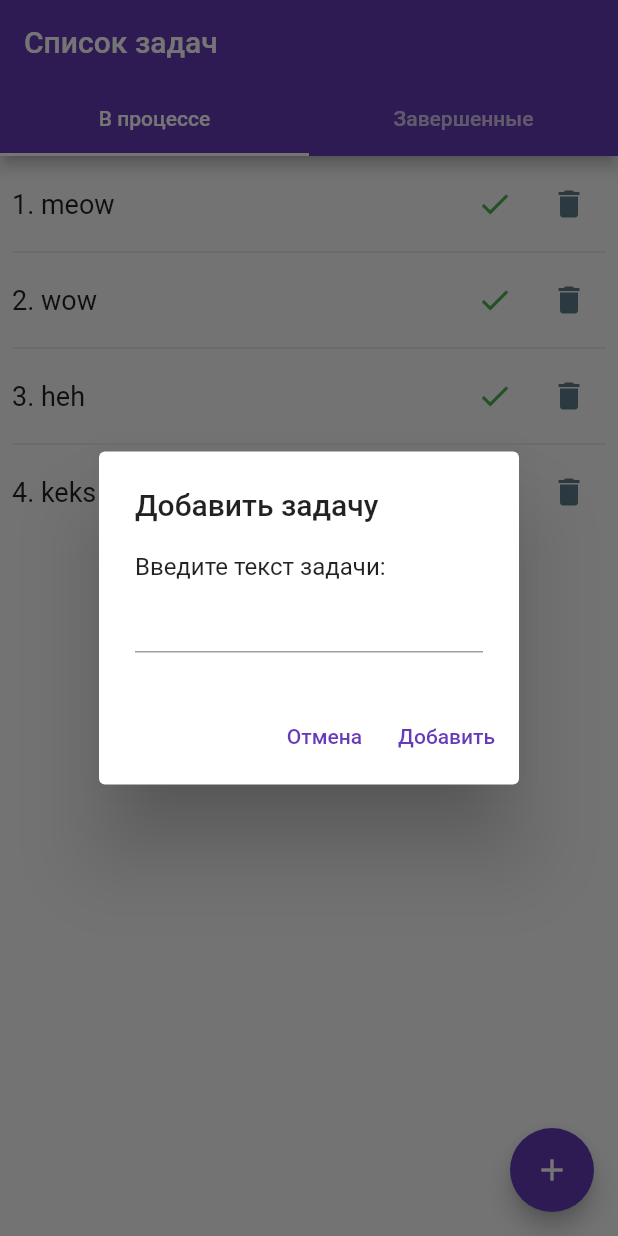
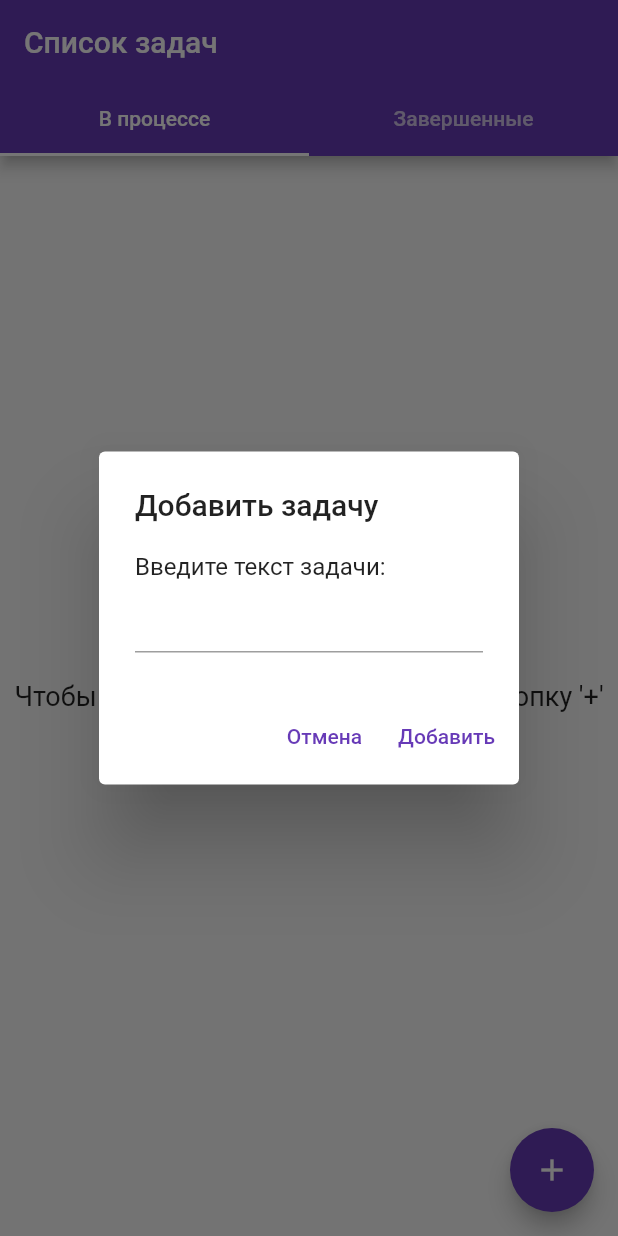
Before and after one commit to ned0emo/flutterDemoToDoList, a Flutter app: the screen it shows after launch, after a tap on the "add" icon, on a phone screen of 412 x 824 dp. Run offline on Flutter 3.47's test engine with Material 2 defaults, Android fonts, the phone set to English and light mode, and no system bars; our stand-ins replace bloc, flutter_bloc, flutter_secure_storage.

Commit message:
Репозитории(?), Secure Storage, больше использования final, обращение через state

```diff
--- a/lib/cubit/active_tasks/active_tasks_cubit.dart
+++ b/lib/cubit/active_tasks/active_tasks_cubit.dart
@@ -1,22 +1,38 @@
 import 'package:bloc/bloc.dart';
-import 'package:fluttertest/cubit/completed_tasks/completed_tasks_cubit.dart';
-import 'package:meta/meta.dart';
+import 'package:flutter_secure_storage/flutter_secure_storage.dart';
+import 'package:fluttertest/cubit/active_tasks/active_tasks_repository.dart';
 
 part 'active_tasks_state.dart';
 
 class ActiveTasksCubit extends Cubit<ActiveTasksState> {
-  ActiveTasksCubit() : super(ActiveTasksState(taskList: ['meow', 'wow', 'heh', 'keks']));
+  ActiveTasksCubit() : super(ActiveTasksState(taskList: [], isLoading: true));
+  final storage = const FlutterSecureStorage();
+  final repository = ActiveTasksRepository();
 
-  void addTask(String newTask){
-    List<String> newTaskList = state.taskList;
+  Future<void> loadTasks() async {
+    final tasks = await repository.loadTasks();
+
+    if (tasks != null) {
+      emit(ActiveTasksState(taskList: tasks.split('\n'), isLoading: false));
+    }
+    else{
+      emit(ActiveTasksState(taskList: [], isLoading: false));
+    }
+  }
+
+  Future<void> addTask(String newTask) async {
+    final newTaskList = state.taskList;
     newTaskList.add(newTask);
 
-    emit(ActiveTasksState(taskList: newTaskList));
+    await repository.saveTasks(taskList: newTaskList);
+    emit(ActiveTasksState(taskList: newTaskList, isLoading: false));
   }
 
-  void removeTask(int index){
-    List<String> newTaskList = state.taskList;
+  Future<void> removeTask(int index) async {
+    final newTaskList = state.taskList;
     newTaskList.removeAt(index);
-    emit(ActiveTasksState(taskList: newTaskList));
+
+    await repository.saveTasks(taskList: newTaskList);
+    emit(ActiveTasksState(taskList: newTaskList, isLoading: false));
   }
 }
--- /dev/null
+++ b/lib/cubit/active_tasks/active_tasks_repository.dart
@@ -0,0 +1,22 @@
+import 'package:flutter_secure_storage/flutter_secure_storage.dart';
+
+class ActiveTasksRepository {
+  final storage = const FlutterSecureStorage();
+  final storageKey = "activeTasks";
+
+  Future<String?> loadTasks() => storage.read(key: storageKey);
+
+  Future<void> saveTasks({required List<String> taskList}) async {
+    if (taskList.isEmpty) {
+      await storage.delete(key: storageKey);
+      return;
+    }
+
+    String tasks = taskList[0];
+    for (int i = 1; i < taskList.length; i++) {
+      tasks += '\n${taskList[i]}';
+    }
+
+    await storage.write(key: storageKey, value: tasks);
+  }
+}
--- a/lib/cubit/active_tasks/active_tasks_state.dart
+++ b/lib/cubit/active_tasks/active_tasks_state.dart
@@ -2,6 +2,7 @@ part of 'active_tasks_cubit.dart';
 
 class ActiveTasksState{
   final List<String> taskList;
+  final bool isLoading;
 
-  ActiveTasksState({required this.taskList});
+  ActiveTasksState({required this.taskList, required this.isLoading});
 }
--- a/lib/cubit/completed_tasks/completed_tasks_cubit.dart
+++ b/lib/cubit/completed_tasks/completed_tasks_cubit.dart
@@ -1,19 +1,38 @@
 import 'package:bloc/bloc.dart';
+import 'package:flutter_secure_storage/flutter_secure_storage.dart';
+import 'package:fluttertest/cubit/completed_tasks/completed_tasks_repository.dart';
 
 part 'completed_tasks_state.dart';
 
 class CompletedTasksCubit extends Cubit<CompletedTasksState> {
-  CompletedTasksCubit() : super(CompletedTasksState(completedTaskList: ['meowel', 'wowel']));
+  CompletedTasksCubit() : super(CompletedTasksState(completedTaskList: [], isLoading: true));
+  final storage = const FlutterSecureStorage();
+  final repository = CompletedTasksRepository();
 
-  void removeTask(int index){
-    List<String> newTaskList = state.completedTaskList;
-    newTaskList.removeAt(index);
-    emit(CompletedTasksState(completedTaskList: newTaskList));
+  Future<void> loadTasks() async {
+    final tasks = await repository.loadTasks();
+
+    if (tasks != null) {
+      emit(CompletedTasksState(completedTaskList: tasks.split('\n'), isLoading: false));
+    }
+    else{
+      emit(CompletedTasksState(completedTaskList: [], isLoading: false));
+    }
   }
 
-  void addTask(String newTask){
-    List<String> newTaskList = state.completedTaskList;
+  Future<void> addTask(String newTask) async {
+    final newTaskList = state.completedTaskList;
     newTaskList.add(newTask);
-    emit(CompletedTasksState(completedTaskList: newTaskList));
+
+    await repository.saveTasks(taskList: newTaskList);
+    emit(CompletedTasksState(completedTaskList: newTaskList, isLoading: false));
+  }
+
+  Future<void> removeTask(int index) async {
+    final newTaskList = state.completedTaskList;
+    newTaskList.removeAt(index);
+
+    await repository.saveTasks(taskList: newTaskList);
+    emit(CompletedTasksState(completedTaskList: newTaskList, isLoading: false));
   }
 }
--- /dev/null
+++ b/lib/cubit/completed_tasks/completed_tasks_repository.dart
@@ -0,0 +1,22 @@
+import 'package:flutter_secure_storage/flutter_secure_storage.dart';
+
+class CompletedTasksRepository {
+  final storage = const FlutterSecureStorage();
+  final storageKey = "completedTasks";
+
+  Future<String?> loadTasks() => storage.read(key: storageKey);
+
+  Future<void> saveTasks({required List<String> taskList}) async {
+    if (taskList.isEmpty) {
+      await storage.delete(key: storageKey);
+      return;
+    }
+
+    String tasks = taskList[0];
+    for (int i = 1; i < taskList.length; i++) {
+      tasks += '\n${taskList[i]}';
+    }
+
+    await storage.write(key: storageKey, value: tasks);
+  }
+}
--- a/lib/cubit/completed_tasks/completed_tasks_state.dart
+++ b/lib/cubit/completed_tasks/completed_tasks_state.dart
@@ -2,6 +2,7 @@ part of 'completed_tasks_cubit.dart';
 
 class CompletedTasksState {
   final List<String> completedTaskList;
+  final bool isLoading;
 
-  CompletedTasksState({required this.completedTaskList});
+  CompletedTasksState({required this.completedTaskList, required this.isLoading});
 }
--- a/lib/main.dart
+++ b/lib/main.dart
@@ -3,13 +3,8 @@ import 'package:fluttertest/cubit/active_tasks/active_tasks_cubit.dart';
 import 'package:flutter_bloc/flutter_bloc.dart';
 
 import 'cubit/completed_tasks/completed_tasks_cubit.dart';
-import 'package:external_path/external_path.dart';
 
 Future<void> main() async {
-  //if(await _requestPermission(Permission.storage))
-  /*String path=await ExternalPath.getExternalStoragePublicDirectory(
-      ExternalPath.DIRECTORY_DOWNLOADS);*/
-
   runApp(const MyApp());
 }
 
@@ -40,7 +35,6 @@ class MyApp extends StatelessWidget {
 }
 
 class MyHomePage extends StatelessWidget {
-
   const MyHomePage({super.key});
 
   Future<void> showAddTaskDialog(BuildContext context) {
@@ -71,7 +65,6 @@ class MyHomePage extends StatelessWidget {
             TextButton(
               child: const Text('Отмена'),
               onPressed: () {
-                taskText = '';
                 Navigator.of(context).pop();
               },
             ),
@@ -80,8 +73,6 @@ class MyHomePage extends StatelessWidget {
               onPressed: () {
                 if (taskText.isNotEmpty) {
                   BlocProvider.of<ActiveTasksCubit>(context).addTask(taskText);
-                  taskText = '';
-                  //writeTaskFile();
                   Navigator.of(context).pop();
                 }
               },
@@ -94,8 +85,6 @@ class MyHomePage extends StatelessWidget {
 
   @override
   Widget build(BuildContext context) {
-    //loadTaskLists();
-
     return DefaultTabController(
       length: 2,
       child: Scaffold(
@@ -108,15 +97,16 @@ class MyHomePage extends StatelessWidget {
         ),
         body: TabBarView(
           children: <Widget>[
+            //вкладка с активными задачами
             BlocBuilder<ActiveTasksCubit, ActiveTasksState>(
               builder: (context, state) {
-                List<String> taskList = BlocProvider.of<ActiveTasksCubit>(context)
-                    .state.taskList;
+                //Загрузка списка
+                BlocProvider.of<ActiveTasksCubit>(context).loadTasks();
 
-                return taskList.isNotEmpty
-                    ? ListView.separated(
+                if (state.taskList.isNotEmpty) {
+                  return ListView.separated(
                     padding: const EdgeInsets.all(8),
-                        itemCount: taskList.length,
+                    itemCount: state.taskList.length,
                     itemBuilder: (BuildContext context, int index) {
                       return Row(
                         children: <Widget>[
@@ -124,7 +114,7 @@ class MyHomePage extends StatelessWidget {
                           Expanded(
                             flex: 6,
                             child: Text(
-                                  '${index + 1}. ${taskList[index]}',
+                              '${index + 1}. ${state.taskList[index]}',
                               style: const TextStyle(
                                 fontSize: 18,
                               ),
@@ -134,20 +124,10 @@ class MyHomePage extends StatelessWidget {
                           Expanded(
                             child: TextButton(
                               onPressed: () => {
-                                    BlocProvider.of<CompletedTasksCubit>(
-                                            context)
-                                        .addTask(
-                                            BlocProvider.of<ActiveTasksCubit>(
-                                                    context)
-                                                .state
-                                                .taskList[index]),
-                                    //completedTaskList.add(taskList[index]),
+                                BlocProvider.of<CompletedTasksCubit>(context)
+                                    .addTask(state.taskList[index]),
                                 BlocProvider.of<ActiveTasksCubit>(context)
                                     .removeTask(index),
-                                    //taskList.removeAt(index),
-                                    //writeTaskFile(),
-                                    //writeCompletedTaskFile(),
-                                    //setState(() {}),
                               },
                               child: const Icon(
                                 Icons.check,
@@ -161,9 +141,6 @@ class MyHomePage extends StatelessWidget {
                               onPressed: () => {
                                 BlocProvider.of<ActiveTasksCubit>(context)
                                     .removeTask(index),
-                                    //taskList.removeAt(index),
-                                    //writeTaskFile(),
-                                    //setState(() {}),
                               },
                               child: const Icon(
                                 Icons.delete,
@@ -176,8 +153,14 @@ class MyHomePage extends StatelessWidget {
                     },
                     separatorBuilder: (BuildContext context, int index) =>
                         const Divider(),
-                      )
-                    : const Center(
+                  );
+                }
+
+                if (state.isLoading) {
+                  return const Center(child: CircularProgressIndicator());
+                }
+
+                return const Center(
                   child: Text(
                     'Чтобы добавить задачу, нажмите на кнопку \'+\'',
                     style: TextStyle(
@@ -188,27 +171,22 @@ class MyHomePage extends StatelessWidget {
                 );
               },
             ),
+            //вкладка с завершенными задачами
             BlocBuilder<CompletedTasksCubit, CompletedTasksState>(
               builder: (context, state) {
-                return BlocProvider.of<CompletedTasksCubit>(context)
-                        .state
-                        .completedTaskList
-                        .isNotEmpty
-                    ? ListView.separated(
+                BlocProvider.of<CompletedTasksCubit>(context).loadTasks();
+
+                if (state.completedTaskList.isNotEmpty) {
+                  return ListView.separated(
                     padding: const EdgeInsets.all(8),
-                        itemCount: BlocProvider.of<CompletedTasksCubit>(context)
-                            .state
-                            .completedTaskList
-                            .length,
+                    itemCount: state.completedTaskList.length,
                     itemBuilder: (BuildContext context, int index) {
                       return Row(
                         children: <Widget>[
                           Expanded(
                             flex: 6,
                             child: Text(
-                                  BlocProvider.of<CompletedTasksCubit>(context)
-                                      .state
-                                      .completedTaskList[index],
+                              state.completedTaskList[index],
                               style: const TextStyle(
                                 fontSize: 18,
                               ),
@@ -218,11 +196,8 @@ class MyHomePage extends StatelessWidget {
                           Expanded(
                             child: TextButton(
                               onPressed: () => {
-                                    BlocProvider.of<CompletedTasksCubit>(
-                                            context)
+                                BlocProvider.of<CompletedTasksCubit>(context)
                                     .removeTask(index),
-                                    //completedTaskList.removeAt(index),
-                                    //writeTaskFile(),
                               },
                               child: const Icon(
                                 Icons.delete,
@@ -235,8 +210,13 @@ class MyHomePage extends StatelessWidget {
                     },
                     separatorBuilder: (BuildContext context, int index) =>
                         const Divider(),
-                      )
-                    : const Center(
+                  );
+                }
+                if (state.isLoading) {
+                  return const Center(child: CircularProgressIndicator());
+                }
+
+                return const Center(
                   child: Text(
                     'Нет завершенных задач',
                     style: TextStyle(
--- a/pubspec.yaml
+++ b/pubspec.yaml
@@ -38,6 +38,7 @@ dependencies:
   bloc: ^8.1.0
   external_path: ^1.0.3
   permission_handler: ^10.2.0
+  flutter_secure_storage: ^6.0.0
 
   # The following adds the Cupertino Icons font to your application.
   # Use with the CupertinoIcons class for iOS style icons.
```
Also changed, not shown: pubspec.lock, 1 other file. Lines whose indentation alone changed are shown as unchanged.
